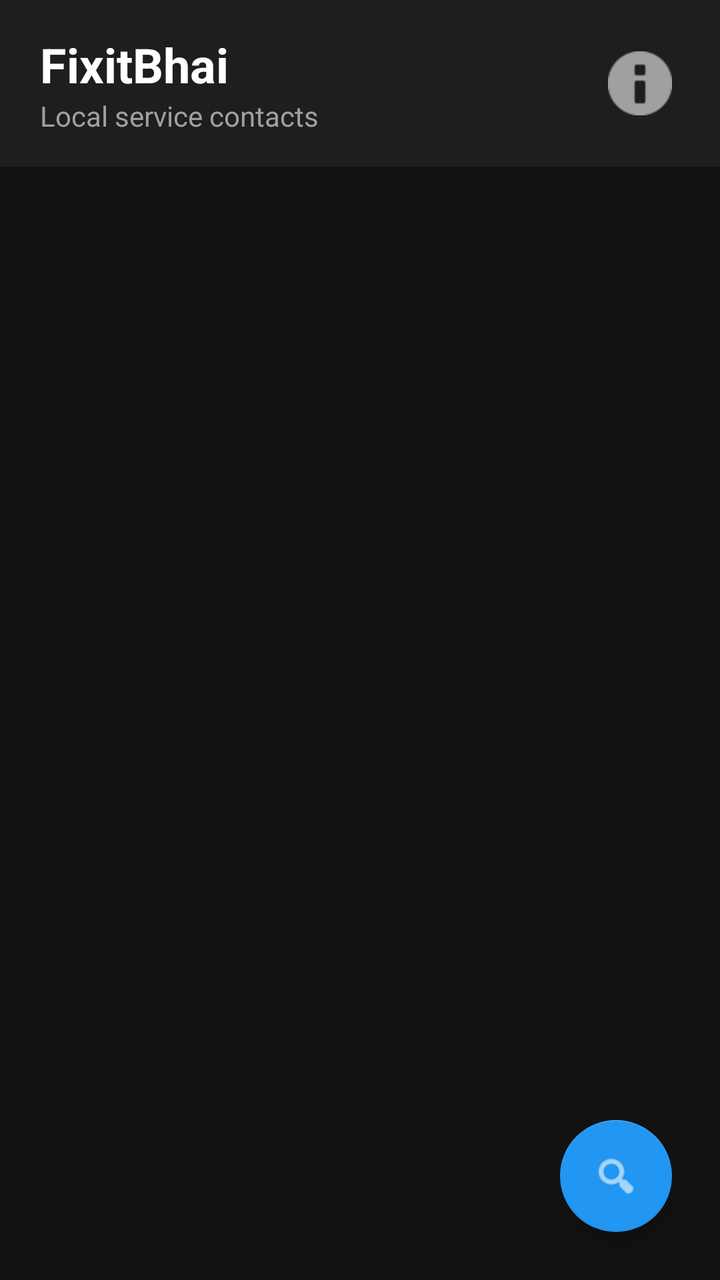
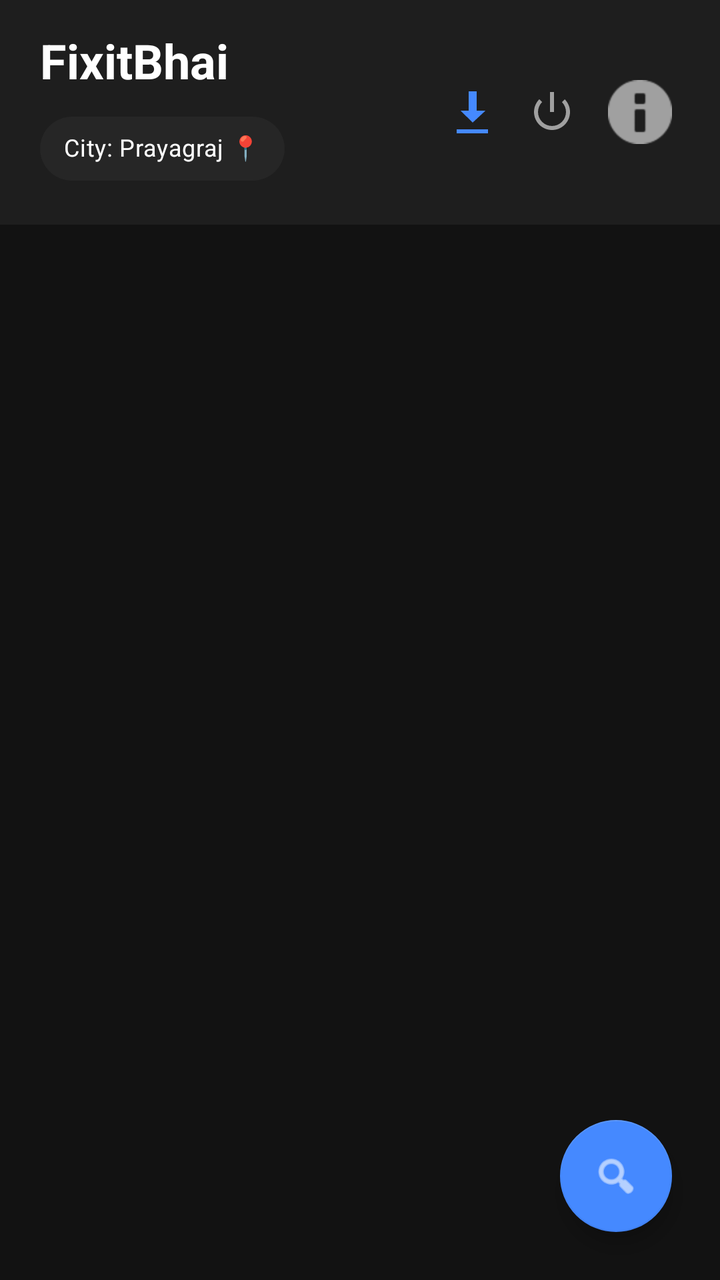

Before-and-after screenshots of an Android layout around one commit, followed by the original layout XML and the change that was made.
<!-- AndroidManifest.xml: application theme Theme.FixitBhai -->
<!-- res/layout/activity_main.xml -->
<?xml version="1.0" encoding="utf-8"?>
<androidx.coordinatorlayout.widget.CoordinatorLayout
    xmlns:android="http://schemas.android.com/apk/res/android"
    xmlns:app="http://schemas.android.com/apk/res-auto"
    xmlns:tools="http://schemas.android.com/tools"
    android:layout_width="match_parent"
    android:layout_height="match_parent"
    android:background="#121212"
    tools:context=".MainActivity">

    
    <com.google.android.material.appbar.AppBarLayout
        android:layout_width="match_parent"
        android:layout_height="wrap_content"
        android:background="#1E1E1E"
        app:elevation="0dp">

        <RelativeLayout
            android:layout_width="match_parent"
            android:layout_height="wrap_content"
            android:paddingHorizontal="20dp"
            android:paddingVertical="16dp">

            <LinearLayout
                android:layout_width="wrap_content"
                android:layout_height="wrap_content"
                android:layout_alignParentStart="true"
                android:layout_centerVertical="true"
                android:orientation="vertical">

                <TextView
                    android:id="@+id/tvAppTitle"
                    android:layout_width="wrap_content"
                    android:layout_height="wrap_content"
                    android:text="FixitBhai"
                    android:textColor="#FFFFFF"
                    android:textSize="24sp"
                    android:textStyle="bold" />

                <TextView
                    android:id="@+id/tvAppSubTitle"
                    android:layout_width="wrap_content"
                    android:layout_height="wrap_content"
                    android:text="Local service contacts"
                    android:textColor="#A0A0A0"
                    android:textSize="14sp" />
            </LinearLayout>

            <ImageButton
                android:id="@+id/btnAbout"
                android:layout_width="40dp"
                android:layout_height="40dp"
                android:layout_alignParentEnd="true"
                android:layout_centerVertical="true"
                android:background="?attr/selectableItemBackgroundBorderless"
                android:contentDescription="About Info"
                android:padding="8dp"
                android:src="@android:drawable/ic_dialog_info"
                app:tint="#A0A0A0" />
        </RelativeLayout>
    </com.google.android.material.appbar.AppBarLayout>

    
    <androidx.core.widget.NestedScrollView
        android:layout_width="match_parent"
        android:layout_height="match_parent"
        app:layout_behavior="@string/appbar_scrolling_view_behavior">

        <LinearLayout
            android:layout_width="match_parent"
            android:layout_height="wrap_content"
            android:orientation="vertical"
            android:padding="16dp">

            
            <HorizontalScrollView
                android:layout_width="match_parent"
                android:layout_height="wrap_content"
                android:scrollbars="none">

                <com.google.android.material.chip.ChipGroup
                    android:id="@+id/chipGroupCategories"
                    android:layout_width="wrap_content"
                    android:layout_height="wrap_content"
                    app:singleLine="true"
                    app:singleSelection="true" />
            </HorizontalScrollView>

            
            <androidx.recyclerview.widget.RecyclerView
                android:id="@+id/recyclerViewContacts"
                android:layout_width="match_parent"
                android:layout_height="wrap_content"
                android:layout_marginTop="12dp"
                android:nestedScrollingEnabled="false" />
        </LinearLayout>
    </androidx.core.widget.NestedScrollView>

    
    <com.google.android.material.floatingactionbutton.FloatingActionButton
        android:id="@+id/btnSearch"
        android:layout_width="wrap_content"
        android:layout_height="wrap_content"
        android:layout_gravity="bottom|end"
        android:layout_margin="24dp"
        android:contentDescription="Search contacts"
        android:src="@android:drawable/ic_menu_search"
        app:backgroundTint="#2196F3"
        app:elevation="6dp"
        app:fabSize="normal"
        app:tint="#FFFFFF" />

</androidx.coordinatorlayout.widget.CoordinatorLayout>
<!-- resources referenced by this layout -->
<resources>
  <style name="Theme.FixitBhai" parent="Theme.MaterialComponents.DayNight.NoActionBar">
          
          <item name="colorPrimary">#0F62FE</item>
          <item name="colorPrimaryVariant">#0043CE</item>
          <item name="colorOnPrimary">#FFFFFF</item>
  
          
          <item name="colorSecondary">#4589FF</item>
          <item name="colorSecondaryVariant">#002D9C</item>
          <item name="colorOnSecondary">#FFFFFF</item>
  
          
          <item name="android:windowBackground">#121212</item>
          <item name="colorSurface">#1E1E1E</item>
          <item name="colorOnSurface">#FFFFFF</item>
  
          
          <item name="android:statusBarColor">#121212</item>
          <item name="android:navigationBarColor">#121212</item>
      </style>
</resources>

<!-- the commit's change to res/layout/activity_main.xml (unified diff, before → after) -->
@@ -1,6 +1,5 @@
 <?xml version="1.0" encoding="utf-8"?>
-<androidx.coordinatorlayout.widget.CoordinatorLayout
-    xmlns:android="http://schemas.android.com/apk/res/android"
+<androidx.coordinatorlayout.widget.CoordinatorLayout xmlns:android="http://schemas.android.com/apk/res/android"
     xmlns:app="http://schemas.android.com/apk/res-auto"
     xmlns:tools="http://schemas.android.com/tools"
     android:layout_width="match_parent"
@@ -19,7 +18,7 @@
             android:layout_width="match_parent"
             android:layout_height="wrap_content"
             android:paddingHorizontal="20dp"
-            android:paddingVertical="16dp">
+            android:paddingVertical="14dp">
 
             <LinearLayout
                 android:layout_width="wrap_content"
@@ -37,30 +36,71 @@
                     android:textSize="24sp"
                     android:textStyle="bold" />
 
-                <TextView
-                    android:id="@+id/tvAppSubTitle"
+                
+                <com.google.android.material.chip.Chip
+                    android:id="@+id/chipCitySelect"
                     android:layout_width="wrap_content"
                     android:layout_height="wrap_content"
-                    android:text="Local service contacts"
-                    android:textColor="#A0A0A0"
-                    android:textSize="14sp" />
+                    android:layout_marginTop="4dp"
+                    android:text="City: Prayagraj 📍"
+                    android:textColor="#FFFFFF"
+                    android:textSize="12sp"
+                    app:chipBackgroundColor="#262626"
+                    app:chipIconTint="#4589FF"
+                    app:chipMinHeight="32dp"
+                    app:strokeColor="#4589FF"
+                    app:strokeWidth="1dp" />
+
             </LinearLayout>
 
-            <ImageButton
-                android:id="@+id/btnAbout"
-                android:layout_width="40dp"
-                android:layout_height="40dp"
+            
+            <LinearLayout
+                android:layout_width="wrap_content"
+                android:layout_height="wrap_content"
                 android:layout_alignParentEnd="true"
                 android:layout_centerVertical="true"
-                android:background="?attr/selectableItemBackgroundBorderless"
-                android:contentDescription="About Info"
-                android:padding="8dp"
-                android:src="@android:drawable/ic_dialog_info"
-                app:tint="#A0A0A0" />
+                android:gravity="center_vertical"
+                android:orientation="horizontal">
+
+                
+                <ImageButton
+                    android:id="@+id/btnCloudSync"
+                    android:layout_width="40dp"
+                    android:layout_height="40dp"
+                    android:background="?attr/selectableItemBackgroundBorderless"
+                    android:contentDescription="Cloud Picker"
+                    android:padding="8dp"
+                    android:src="@android:drawable/stat_sys_download_done"
+                    app:tint="#4589FF" />
+
+                
+                <ImageButton
+                    android:id="@+id/btnLogout"
+                    android:layout_width="40dp"
+                    android:layout_height="40dp"
+                    android:layout_marginEnd="4dp"
+                    android:background="?attr/selectableItemBackgroundBorderless"
+                    android:contentDescription="Logout"
+                    android:padding="8dp"
+                    android:src="@android:drawable/ic_lock_power_off"
+                    app:tint="#A0A0A0" />
+
+                
+                <ImageButton
+                    android:id="@+id/btnAbout"
+                    android:layout_width="40dp"
+                    android:layout_height="40dp"
+                    android:background="?attr/selectableItemBackgroundBorderless"
+                    android:contentDescription="About Info"
+                    android:padding="8dp"
+                    android:src="@android:drawable/ic_dialog_info"
+                    app:tint="#A0A0A0" />
+
+            </LinearLayout>
+
         </RelativeLayout>
     </com.google.android.material.appbar.AppBarLayout>
 
-    
     <androidx.core.widget.NestedScrollView
         android:layout_width="match_parent"
         android:layout_height="match_parent"
@@ -86,28 +126,64 @@
                     app:singleSelection="true" />
             </HorizontalScrollView>
 
-            
-            <androidx.recyclerview.widget.RecyclerView
-                android:id="@+id/recyclerViewContacts"
+            <FrameLayout
                 android:layout_width="match_parent"
                 android:layout_height="wrap_content"
-                android:layout_marginTop="12dp"
-                android:nestedScrollingEnabled="false" />
+                android:layout_marginTop="8dp">
+
+                <androidx.recyclerview.widget.RecyclerView
+                    android:id="@+id/recyclerViewContacts"
+                    android:layout_width="match_parent"
+                    android:layout_height="wrap_content"
+                    android:nestedScrollingEnabled="false" />
+
+                <ProgressBar
+                    android:id="@+id/progressBar"
+                    android:layout_width="wrap_content"
+                    android:layout_height="wrap_content"
+                    android:layout_gravity="center"
+                    android:layout_marginTop="32dp"
+                    android:visibility="gone" />
+
+                <LinearLayout
+                    android:id="@+id/emptyStateLayout"
+                    android:layout_width="match_parent"
+                    android:layout_height="wrap_content"
+                    android:gravity="center"
+                    android:orientation="vertical"
+                    android:paddingVertical="48dp"
+                    android:visibility="gone">
+
+                    <TextView
+                        android:layout_width="wrap_content"
+                        android:layout_height="wrap_content"
+                        android:text="No Contacts Found 🔍"
+                        android:textColor="#FFFFFF"
+                        android:textSize="18sp"
+                        android:textStyle="bold" />
+
+                    <TextView
+                        android:layout_width="wrap_content"
+                        android:layout_height="wrap_content"
+                        android:layout_marginTop="4dp"
+                        android:text="Tap the cloud icon above or scan for contacts."
+                        android:textColor="#A0A0A0"
+                        android:textSize="14sp" />
+                </LinearLayout>
+            </FrameLayout>
+
         </LinearLayout>
     </androidx.core.widget.NestedScrollView>
 
-    
     <com.google.android.material.floatingactionbutton.FloatingActionButton
         android:id="@+id/btnSearch"
         android:layout_width="wrap_content"
         android:layout_height="wrap_content"
         android:layout_gravity="bottom|end"
         android:layout_margin="24dp"
-        android:contentDescription="Search contacts"
+        android:contentDescription="Search &amp; Sync"
         android:src="@android:drawable/ic_menu_search"
-        app:backgroundTint="#2196F3"
-        app:elevation="6dp"
-        app:fabSize="normal"
+        app:backgroundTint="#4589FF"
         app:tint="#FFFFFF" />
 
 </androidx.coordinatorlayout.widget.CoordinatorLayout>
